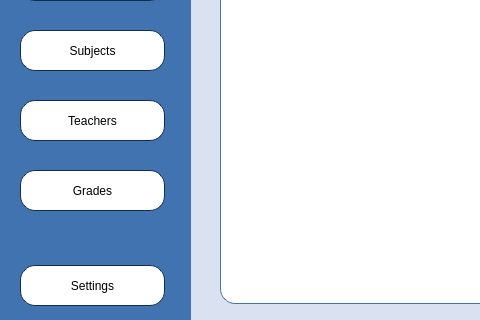
The window that Planner/gradesmain.ui (BeliaViktoria/Planner) describes before a commit, drawn with Qt 5; both pictures show x 0 to 480 and y 330 to 650 of the 1000 by 650 pixel window.
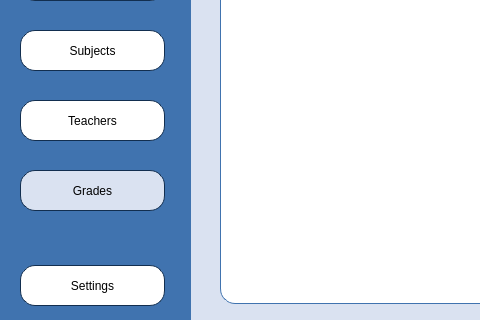
The same window after the commit.

Commit message: menu buttons colors added

Patch:
```diff
--- a/Planner/gradesmain.ui
+++ b/Planner/gradesmain.ui
@@ -236,7 +236,7 @@
     <property name="styleSheet">
      <string notr="true">font: 14pt &quot;Gentium Book Basic&quot;;
 color: black;
-background: rgb(255, 255, 255);
+background: rgb(218, 226, 241);
 border-radius: 15px;
 border-style: solid;
 border-width: 1px;
```
The commit also changes 7 other files.
